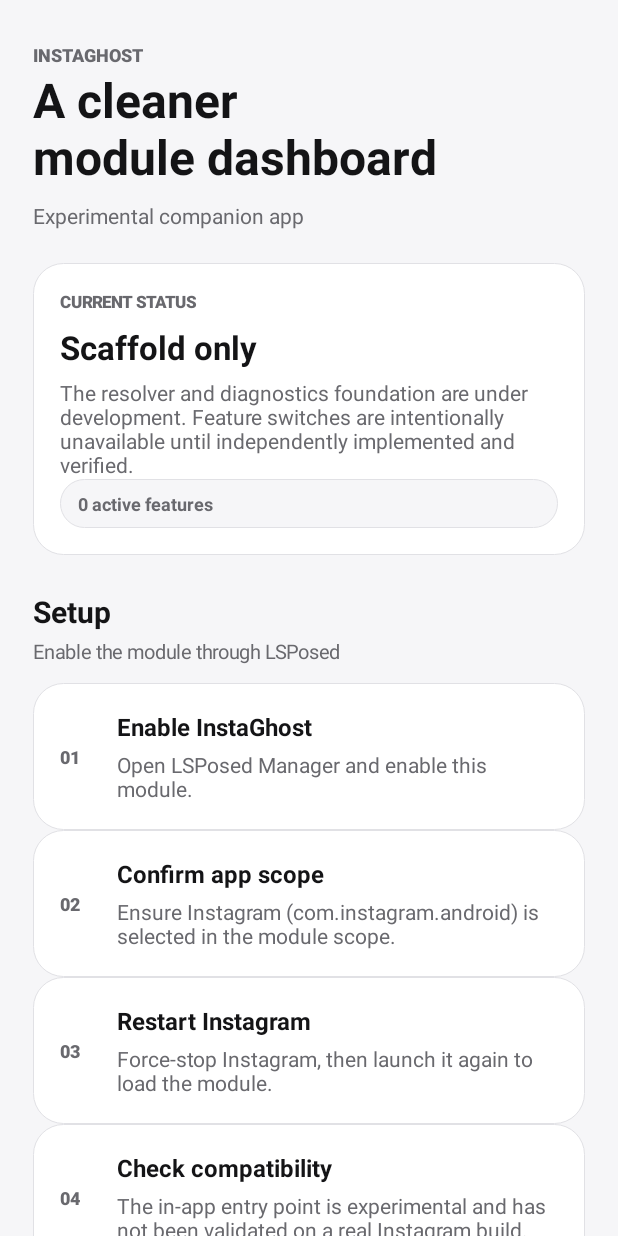
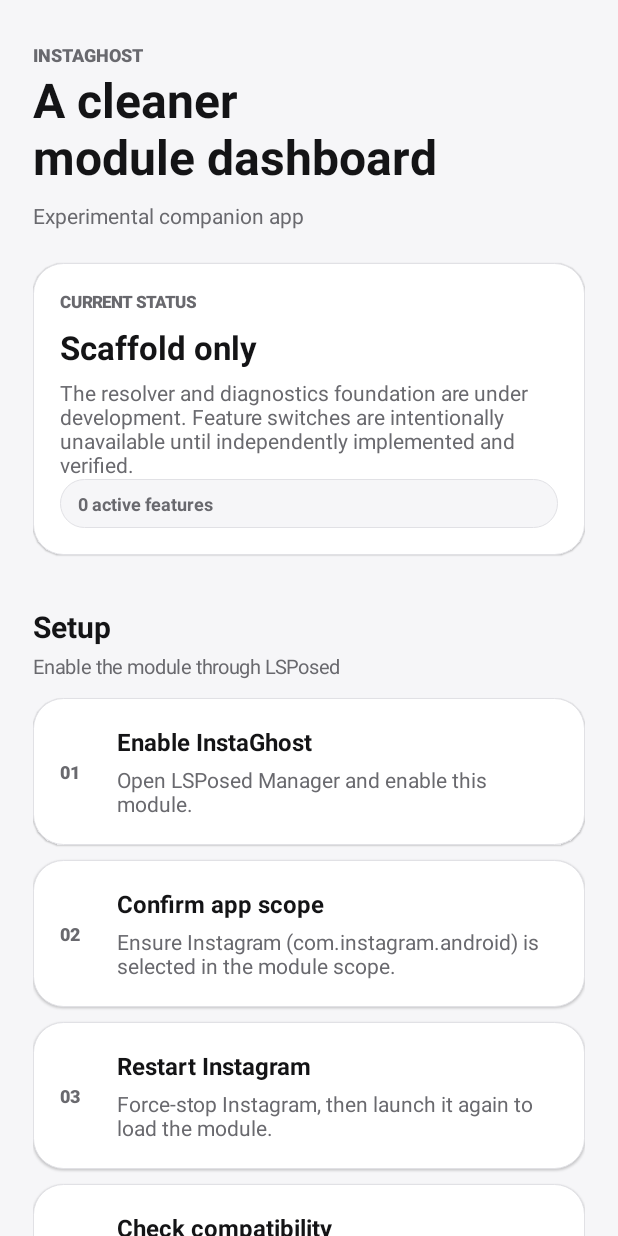
Before and after one commit to somilkhan/Instaghost, an Android app: the screen it shows after launch (MainActivity), on a phone screen of 412 x 824 dp. Run offline under Robolectric (Android 15) with nearby library versions, the phone set to English and light mode, and no system bars; 1 statement that could not run was skipped.

Commit message:
ui: add dashboard card spacing and subtle elevation

```diff
--- a/app/src/main/kotlin/dev/instaghost/module/ui/MainActivity.kt
+++ b/app/src/main/kotlin/dev/instaghost/module/ui/MainActivity.kt
@@ -78,6 +78,8 @@ class MainActivity : Activity() {
     private fun card(block: LinearLayout.() -> Unit) = LinearLayout(this).apply {
         orientation = LinearLayout.VERTICAL
         setPadding(dp(18), dp(18), dp(18), dp(18))
+        elevation = dp(1).toFloat()
+        layoutParams = LinearLayout.LayoutParams(-1, -2).apply { bottomMargin = dp(10) }
         background = GradientDrawable().apply {
             setColor(panel); cornerRadius = dp(20).toFloat(); setStroke(dp(1), border)
         }
```
